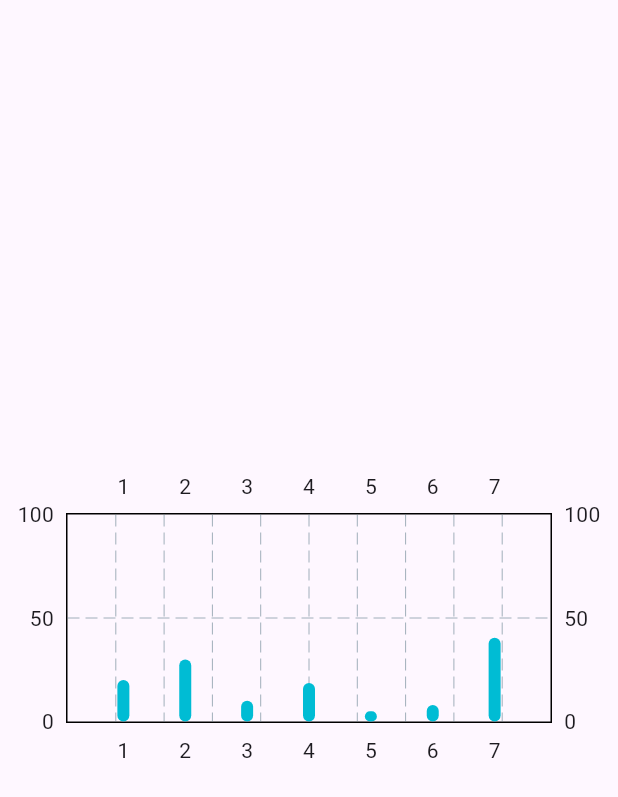
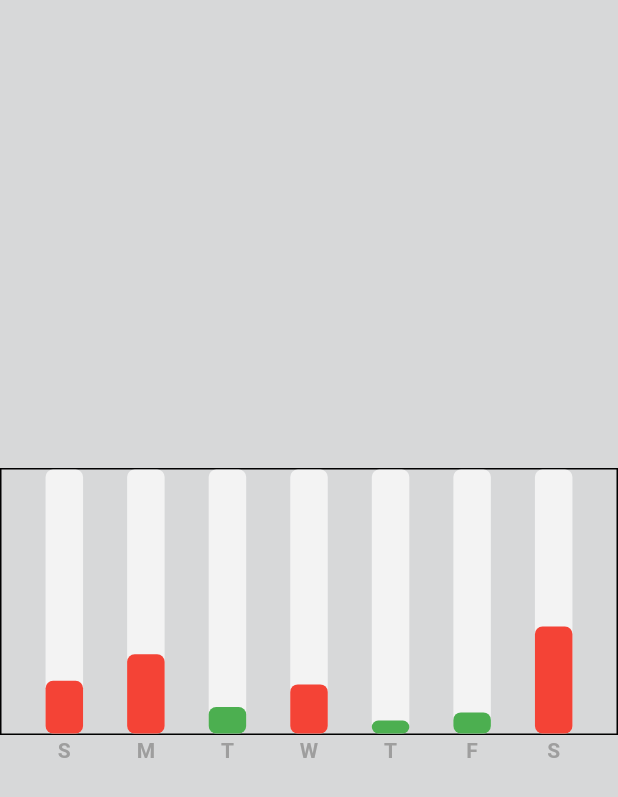
Before and after one commit to takee114/-fl_chart-Demo, a Flutter app: the screen it shows after launch, on a phone screen of 412 x 824 dp. Shown: the top 797 px of the screen. Run offline on Flutter 3.47's test engine with Material 2 defaults, Android fonts, the phone set to English and light mode, and no system bars; drawn by our look-alikes of fl_chart.

Commit message:
styled bar chart

```diff
--- a/lib/bar_graph/bar_graph.dart
+++ b/lib/bar_graph/bar_graph.dart
@@ -17,23 +17,86 @@ class MyBarGraph extends StatelessWidget {
       satAmount: weeklySummary[6],
     );
     myBarData.initializeBarData();
+
     return BarChart(
       BarChartData(
         maxY: 100,
         minY: 0,
-        barGroups: myBarData.barData
-            .map(
-              (data) => BarChartGroupData(
-                x: data.x,
-                barRods: [
-                  BarChartRodData(
-                    toY: data.y,
-                  ),
-                ],
+        gridData: FlGridData(show: false),
+        titlesData: FlTitlesData(
+          show: true,
+          topTitles: AxisTitles(
+            sideTitles: SideTitles(showTitles: false),
+          ),
+          rightTitles: AxisTitles(
+            sideTitles: SideTitles(showTitles: false),
+          ),
+          leftTitles: AxisTitles(
+            sideTitles: SideTitles(showTitles: false),
+          ),
+          bottomTitles: AxisTitles(
+            sideTitles:
+                SideTitles(showTitles: true, getTitlesWidget: getBottomTitles),
+          ),
+        ),
+        barGroups: myBarData.barData.map((data) {
+          bool isGreater = false;
+          if (data.y > 10) {
+            isGreater = !isGreater;
+          }
+          return BarChartGroupData(
+            x: data.x,
+            barRods: [
+              BarChartRodData(
+                toY: data.y,
+                width: 25,
+                backDrawRodData: BackgroundBarChartRodData(
+                  show: true,
+                  toY: 100,
+                  color: Colors.white70,
+                ),
+                borderRadius: BorderRadius.circular(5),
+                color: isGreater ? Colors.red : Colors.green,
               ),
-            )
-            .toList(),
+            ],
+          );
+        }).toList(),
       ),
     );
   }
 }
+
+Widget getBottomTitles(double value, TitleMeta meta) {
+  const txtStyle = TextStyle(
+    color: Colors.grey,
+    fontSize: 14,
+    fontWeight: FontWeight.bold,
+  );
+  Widget text;
+  switch (value.toInt()) {
+    case 1:
+      text = Text("S", style: txtStyle);
+      break;
+    case 2:
+      text = Text("M", style: txtStyle);
+      break;
+    case 3:
+      text = Text("T", style: txtStyle);
+      break;
+    case 4:
+      text = Text("W", style: txtStyle);
+      break;
+    case 5:
+      text = Text("T", style: txtStyle);
+      break;
+    case 6:
+      text = Text("F", style: txtStyle);
+      break;
+    case 7:
+      text = Text("S", style: txtStyle);
+      break;
+    default:
+      text = Text("");
+  }
+  return text;
+}
--- a/lib/homepage.dart
+++ b/lib/homepage.dart
@@ -12,6 +12,7 @@ class MyHomePageState extends State<MyHomePage> {
   @override
   Widget build(BuildContext context) {
     return Scaffold(
+      backgroundColor: Color.fromARGB(210, 206, 208, 209),
       body: Center(
         child: SizedBox(
           height: 200,
```
